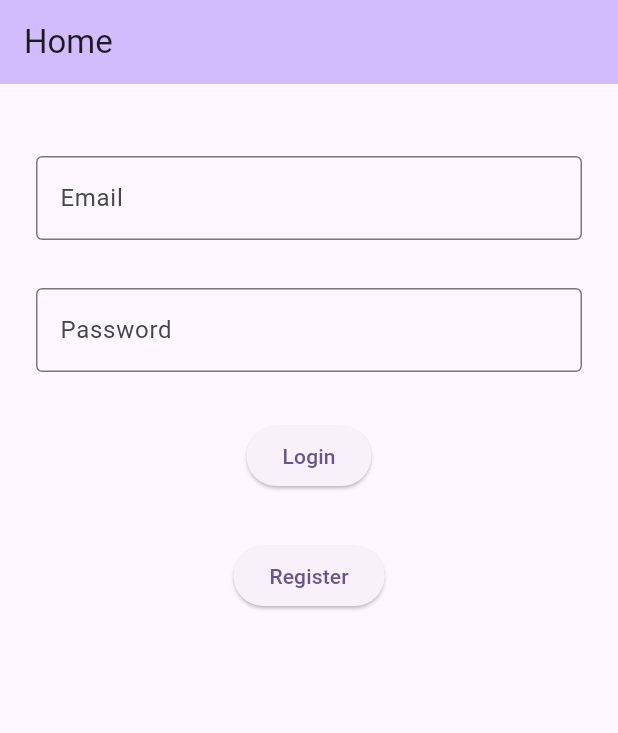
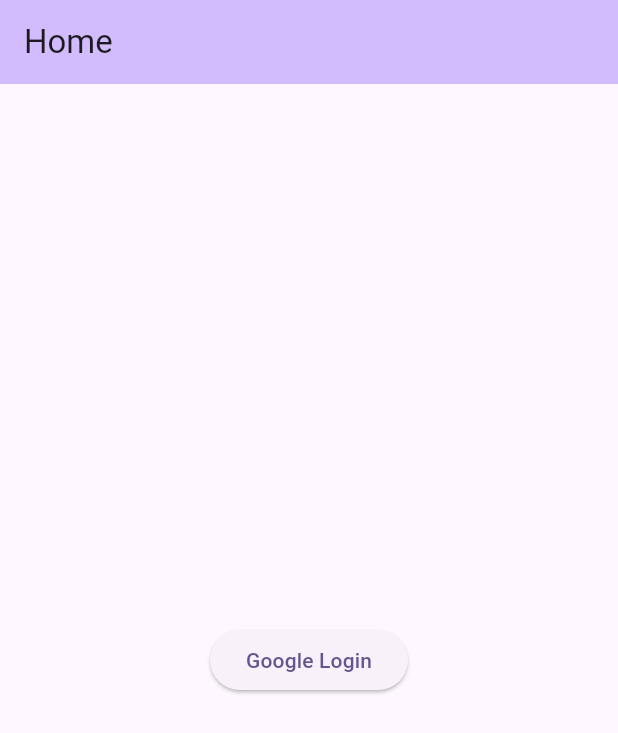
Before and after one commit to Sickfires94/Application_Development, a Flutter app: the screen it shows after launch, on a phone screen of 412 x 824 dp. Shown: the top 733 px of the screen. Run offline on Flutter 3.47's test engine with Material 3 defaults, Android fonts, the phone set to English and light mode, and no system bars; our stand-ins replace firebase_auth, firebase_core, google_sign_in; accounts and stored records are empty.

Commit message:
implemented google login and logout

```diff
--- /dev/null
+++ b/lib/login.dart
@@ -0,0 +1,41 @@
+import 'package:firebase_auth/firebase_auth.dart';
+import 'package:firebase_core/firebase_core.dart';
+import 'package:flutter/cupertino.dart';
+import 'package:flutter/material.dart';
+
+import 'AuthService.dart';
+
+class login extends StatefulWidget{
+
+
+  @override
+  State<StatefulWidget> createState() => _LoginState();
+
+}
+
+class _LoginState extends State<login> {
+  @override
+  Widget build(BuildContext context) {
+    if (FirebaseAuth.instance.currentUser == null){
+      return ElevatedButton(onPressed: () async {
+        await AuthService().signInWithGoogle();
+        setState(() {});
+      }, child: Text("Google Login"));
+    }
+    else {
+      return Center(
+        child: Column(
+          children: [
+            Text("Logged in"),
+            ElevatedButton(onPressed: () async {
+              await AuthService().signOutWithGoogle();
+              await AuthService().logout();
+              setState(() {});
+            }, child: Text("Logout")),
+          ],
+        ),
+      );
+    }
+  }
+
+}
--- a/lib/main.dart
+++ b/lib/main.dart
@@ -1,12 +1,14 @@
 import 'package:firebase_auth/firebase_auth.dart';
 import 'package:firebase_core/firebase_core.dart';
 import 'package:first_app/AuthService.dart';
+import 'package:first_app/login.dart';
 import 'package:flutter/material.dart';
 
-void main() {
+void main() async {
+  WidgetsFlutterBinding.ensureInitialized();
+  await Firebase.initializeApp();
   runApp(const MyApp());
 }
-
 class MyApp extends StatelessWidget {
   const MyApp({super.key});
   @override
@@ -32,153 +34,16 @@ class MyHomePage extends StatefulWidget {
 
 class _MyHomePageState extends State<MyHomePage> {
 
-  final _formKey = GlobalKey<FormState>();
-  TextEditingController emailController = TextEditingController();
-  TextEditingController passwordController = TextEditingController();
-
-
   @override
   Widget build(BuildContext context) {
-    Firebase.initializeApp();
-    AuthService as = new AuthService();
-    if (FirebaseAuth.instance.currentUser == null) {
-
     return Scaffold(
-      appBar: AppBar(
-        backgroundColor: Theme.of(context).colorScheme.inversePrimary,
-        title: Text(widget.title),
-      ),
-      body: Center(
-        child: Form(
-          key: _formKey,
-      child:
-      Padding(
-        padding: const EdgeInsets.symmetric(horizontal: 8, vertical: 16),
-        child: Column(
-            crossAxisAlignment: CrossAxisAlignment.center,
-            children: [
-        Padding(
-        padding: const EdgeInsets.symmetric(horizontal: 8, vertical: 16),
-        child: Column(
-            crossAxisAlignment: CrossAxisAlignment.center,
-            children: [
-              Padding(
-                padding:
-                const EdgeInsets.symmetric(horizontal: 8, vertical: 16),
-                child: TextFormField(
-                  controller: emailController,
-                  decoration: const InputDecoration(
-                      border: OutlineInputBorder(), labelText: "Email"),
-                  validator: (value) {
-                    if (value == null || value.isEmpty) {
-                      return 'Please enter your Email';
-                    }
-                    return null;
-                  },
-                ),
-              ),
-        Padding(
-        padding:
-        const EdgeInsets.symmetric(horizontal: 8, vertical: 16),
-        child: TextFormField(
-          controller: passwordController,
-          obscureText: true,
-          decoration: const InputDecoration(
-              border: OutlineInputBorder(), labelText: "Password"),
-          validator: (value) {
-            if (value == null || value.isEmpty) {
-              return 'Please enter your password';
-            }
-            return null;
-          },
-        ),
-      ),
-          Padding(
-            padding:
-            const EdgeInsets.symmetric(horizontal: 8, vertical: 16.0),
-            child: Center(
-              child: ElevatedButton(
-                onPressed: () {
-                  if (_formKey.currentState!.validate()) {
-                    print(as.login(email: emailController.text, password: passwordController.text));
-                    setState(() {
-
-                    });
-                  } else {
-                    ScaffoldMessenger.of(context).showSnackBar(
-                      const SnackBar(content: Text('Please fill input')),
-                    );
-                  }
-                },
-                child: const Text('Login'),
-              ),
-            ),
-          ),Padding(
-                padding:
-                const EdgeInsets.symmetric(horizontal: 8, vertical: 16.0),
-                child: Center(
-                  child: ElevatedButton(
-                    onPressed: () {
-                      if (_formKey.currentState!.validate()) {
-                        as.registration(email: emailController.text, password: passwordController.text);
-                      } else {
-                        ScaffoldMessenger.of(context).showSnackBar(
-                          const SnackBar(content: Text('Please fill input')),
-                        );
-                      }
-                    },
-                    child: const Text('Register'),
-                  ),
-                ),
-              ),
-        ]),
-    //     child: Column(
-    //       children: [
-    //         TextFormField(
-    //           decoration: const InputDecoration(
-    //             border: UnderlineInputBorder(),
-    //             labelText: 'Enter your username',
-    //           ),
-    // ),
-    //           TextFormField(
-    //             obscureText: true,
-    //             enableSuggestions: false,
-    //             autocorrect: false,
-    //             decoration: const InputDecoration(
-    //               border: UnderlineInputBorder(),
-    //               labelText: 'Enter your password',
-    //
-    //             ),
-    //           ),
-    //         TextButton(onPressed: login, child: child)
-    //       ],
-    //     ),
-      ),
-    ]), )
-    ),),);
-    }
-
-    else {
-        return Scaffold(
             appBar: AppBar(
             backgroundColor: Theme.of(context).colorScheme.inversePrimary,
     title: Text(widget.title),
     ),
     body: Center(
-      child: Column(
-        children: [
-          Text("Logged in"),
-          TextButton(onPressed: ()
-          {
-            as.logout();
-            setState(() {
-            });
-            }, child: Text("Logout"))
-
-        ]
+        child: login(),
       )
-    ),
-        );
+    );
     }
-  }
 }
--- a/pubspec.yaml
+++ b/pubspec.yaml
@@ -32,6 +32,7 @@ dependencies:
     sdk: flutter
   firebase_core: ^3.8.0
   firebase_auth: ^5.3.3
+  google_sign_in: ^6.2.2
 
 
 
```
Also changed, not shown: lib/AuthService.dart (+15 -0 lines), pubspec.lock, 1 other file.
